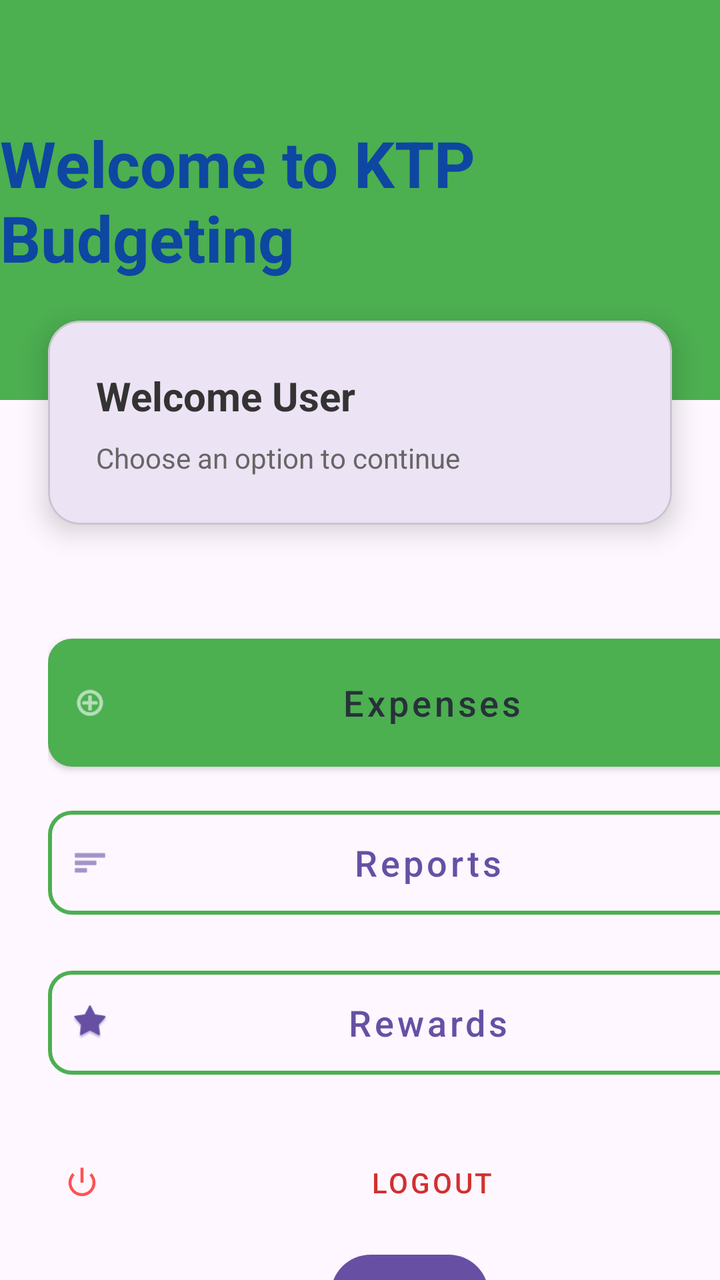
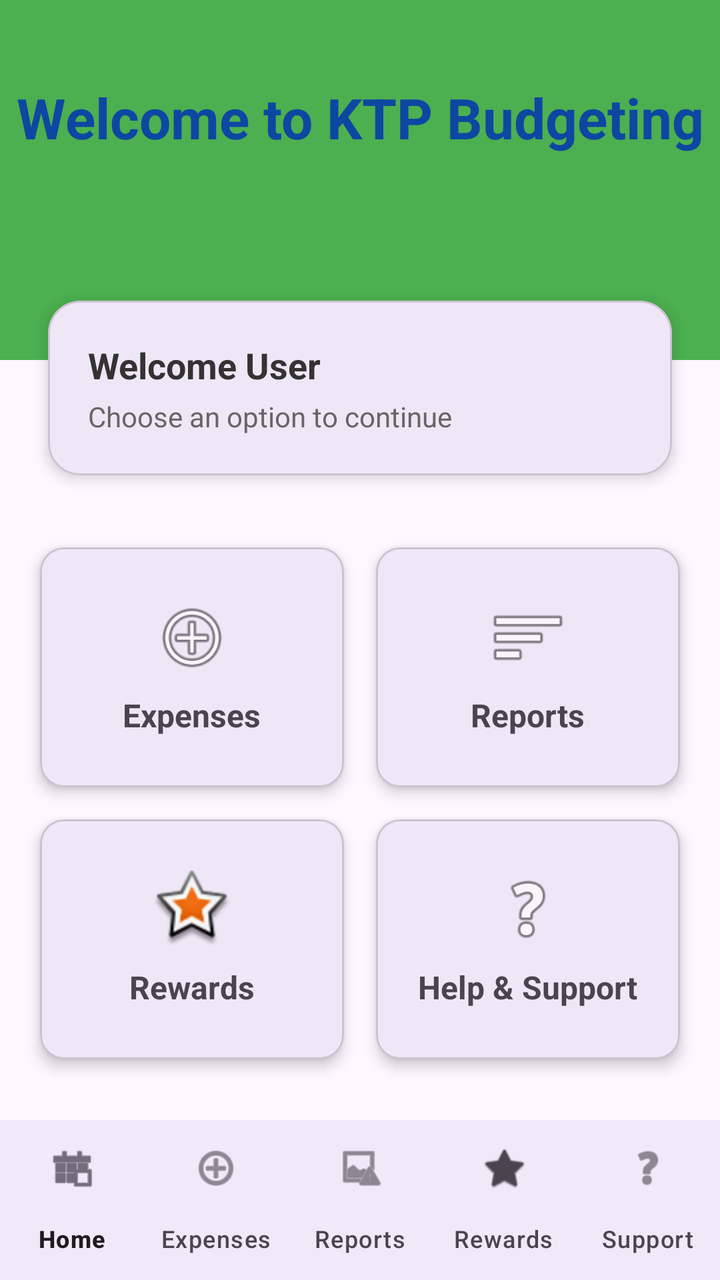

The first picture is an Android layout as it rendered before a commit; the second is the same layout after the commit. The layout source and the unified diff follow.
<!-- AndroidManifest.xml: application theme Theme.PROG7313KTPBudgetingApp -->
<!-- res/layout/activity_home_page.xml -->
<?xml version="1.0" encoding="utf-8"?>
<androidx.constraintlayout.widget.ConstraintLayout xmlns:android="http://schemas.android.com/apk/res/android"
    xmlns:app="http://schemas.android.com/apk/res-auto"
    xmlns:tools="http://schemas.android.com/tools"
    android:id="@+id/main"
    android:layout_width="match_parent"
    android:layout_height="match_parent"
    tools:context=".HomePage">

    <View
        android:id="@+id/topHeader"
        android:layout_width="match_parent"
        android:layout_height="200dp"
        android:background="#4CAF50"
        app:layout_constraintTop_toTopOf="parent" />

    <TextView
        android:id="@+id/home_heading"
        android:layout_width="wrap_content"
        android:layout_height="wrap_content"
        android:layout_marginTop="60dp"
        android:text="@string/welcome_to_ktp_budgeting"
        android:textColor="#0D47A1"
        android:textSize="32sp"
        android:textStyle="bold"
        app:layout_constraintEnd_toEndOf="parent"
        app:layout_constraintStart_toStartOf="parent"
        app:layout_constraintTop_toTopOf="parent" />

    <com.google.android.material.card.MaterialCardView
        android:id="@+id/welcomeCard"
        android:layout_width="0dp"
        android:layout_height="wrap_content"
        android:layout_marginStart="24dp"
        android:layout_marginTop="-40dp"
        android:layout_marginEnd="24dp"
        app:cardCornerRadius="16dp"
        app:cardElevation="8dp"
        app:layout_constraintEnd_toEndOf="parent"
        app:layout_constraintStart_toStartOf="parent"
        app:layout_constraintTop_toBottomOf="@+id/topHeader">

        <LinearLayout
            android:layout_width="match_parent"
            android:layout_height="wrap_content"
            android:orientation="vertical"
            android:padding="24dp">

            <TextView
                android:id="@+id/welcome"
                android:layout_width="wrap_content"
                android:layout_height="wrap_content"
                android:text="@string/welcome_user"
                android:textColor="#333333"
                android:textSize="20sp"
                android:textStyle="bold" />

            <TextView
                android:id="@+id/message"
                android:layout_width="wrap_content"
                android:layout_height="wrap_content"
                android:layout_marginTop="8dp"
                android:text="@string/choose_an_option_to_continue"
                android:textColor="#666666"
                android:textSize="14sp" />
        </LinearLayout>
    </com.google.android.material.card.MaterialCardView>

    <LinearLayout
        android:id="@+id/linearLayout"
        android:layout_width="410dp"
        android:layout_height="402dp"
        android:layout_marginTop="32dp"
        android:gravity="center"
        android:orientation="vertical"
        android:padding="24dp"
        app:layout_constraintTop_toBottomOf="@+id/welcomeCard"
        tools:ignore="MissingConstraints">

        <com.google.android.material.button.MaterialButton
            android:id="@+id/expensebtn"
            style="@style/Widget.MaterialComponents.Button.Icon"
            android:layout_width="match_parent"
            android:layout_height="64dp"
            android:insetTop="0dp"
            android:insetBottom="0dp"
            android:text="@string/expenses"
            android:textAllCaps="false"
            android:textColor="#263238"
            android:textSize="18sp"
            app:backgroundTint="#4CAF50"
            app:cornerRadius="12dp"
            app:icon="@android:drawable/ic_menu_add"
            tools:ignore="VisualLintButtonSize" />

        <com.google.android.material.button.MaterialButton
            android:id="@+id/reportsbtn"
            style="@style/Widget.MaterialComponents.Button.OutlinedButton.Icon"
            android:layout_width="match_parent"
            android:layout_height="64dp"
            android:layout_marginTop="16dp"
            android:text="@string/reports"
            android:textAllCaps="false"
            android:textSize="18sp"
            app:cornerRadius="12dp"
            app:icon="@android:drawable/ic_menu_sort_by_size"
            app:strokeColor="#4CAF50"
            app:strokeWidth="2dp"
            tools:ignore="VisualLintButtonSize" />

        <com.google.android.material.button.MaterialButton
            android:id="@+id/rewardsbtn"
            style="@style/Widget.MaterialComponents.Button.OutlinedButton.Icon"
            android:layout_width="match_parent"
            android:layout_height="64dp"
            android:layout_marginTop="16dp"
            android:text="@string/rewards"
            android:textAllCaps="false"
            android:textSize="18sp"
            app:cornerRadius="12dp"
            app:icon="@android:drawable/star_big_on"
            app:strokeColor="#4CAF50"
            app:strokeWidth="2dp"
            tools:ignore="VisualLintButtonSize" />

        <com.google.android.material.button.MaterialButton
            android:id="@+id/logoutbtn"
            style="@style/Widget.MaterialComponents.Button.TextButton"
            android:layout_width="match_parent"
            android:layout_height="wrap_content"
            android:layout_marginTop="24dp"
            android:text="@string/logout"
            android:textColor="#D32F2F"
            app:icon="@android:drawable/ic_lock_power_off"
            app:iconTint="#FF5252"
            tools:ignore="VisualLintButtonSize" />

        <Button
            android:id="@+id/Helpbtn"
            android:layout_width="79dp"
            android:layout_height="48dp"
            android:layout_marginTop="8dp"
            android:text="@string/help" />

    </LinearLayout>

</androidx.constraintlayout.widget.ConstraintLayout>
<!-- resources referenced by this layout -->
<resources>
  <string name="choose_an_option_to_continue">Choose an option to continue</string>
  <string name="expenses">Expenses</string>
  <string name="help">Help</string>
  <string name="logout">Logout</string>
  <string name="reports">Reports</string>
  <string name="rewards">Rewards</string>
  <string name="welcome_to_ktp_budgeting">Welcome to KTP Budgeting</string>
  <string name="welcome_user">Welcome User</string>
  <style name="Theme.PROG7313KTPBudgetingApp" parent="Base.Theme.PROG7313KTPBudgetingApp" />
  <style name="Base.Theme.PROG7313KTPBudgetingApp" parent="Theme.Material3.DayNight.NoActionBar">
          
          
      </style>
</resources>

<!-- the commit's change to res/layout/activity_home_page.xml (unified diff, before → after) -->
@@ -1,5 +1,6 @@
 <?xml version="1.0" encoding="utf-8"?>
-<androidx.constraintlayout.widget.ConstraintLayout xmlns:android="http://schemas.android.com/apk/res/android"
+<androidx.constraintlayout.widget.ConstraintLayout
+    xmlns:android="http://schemas.android.com/apk/res/android"
     xmlns:app="http://schemas.android.com/apk/res-auto"
     xmlns:tools="http://schemas.android.com/tools"
     android:id="@+id/main"
@@ -7,141 +8,269 @@
     android:layout_height="match_parent"
     tools:context=".HomePage">
 
-    <View
-        android:id="@+id/topHeader"
-        android:layout_width="match_parent"
-        android:layout_height="200dp"
-        android:background="#4CAF50"
-        app:layout_constraintTop_toTopOf="parent" />
-
-    <TextView
-        android:id="@+id/home_heading"
-        android:layout_width="wrap_content"
-        android:layout_height="wrap_content"
-        android:layout_marginTop="60dp"
-        android:text="@string/welcome_to_ktp_budgeting"
-        android:textColor="#0D47A1"
-        android:textSize="32sp"
-        android:textStyle="bold"
-        app:layout_constraintEnd_toEndOf="parent"
+    <androidx.core.widget.NestedScrollView
+        android:layout_width="0dp"
+        android:layout_height="0dp"
+        android:clipToPadding="false"
+        android:paddingBottom="16dp"
+        app:layout_constraintTop_toTopOf="parent"
+        app:layout_constraintBottom_toTopOf="@id/bottom_navigation"
         app:layout_constraintStart_toStartOf="parent"
-        app:layout_constraintTop_toTopOf="parent" />
-
-    <com.google.android.material.card.MaterialCardView
-        android:id="@+id/welcomeCard"
-        android:layout_width="0dp"
-        android:layout_height="wrap_content"
-        android:layout_marginStart="24dp"
-        android:layout_marginTop="-40dp"
-        android:layout_marginEnd="24dp"
-        app:cardCornerRadius="16dp"
-        app:cardElevation="8dp"
-        app:layout_constraintEnd_toEndOf="parent"
-        app:layout_constraintStart_toStartOf="parent"
-        app:layout_constraintTop_toBottomOf="@+id/topHeader">
-
-        <LinearLayout
+        app:layout_constraintEnd_toEndOf="parent">
+
+        <androidx.constraintlayout.widget.ConstraintLayout
             android:layout_width="match_parent"
-            android:layout_height="wrap_content"
-            android:orientation="vertical"
-            android:padding="24dp">
+            android:layout_height="wrap_content">
+
+            <View
+                android:id="@+id/topHeader"
+                android:layout_width="match_parent"
+                android:layout_height="180dp"
+                android:background="#4CAF50"
+                app:layout_constraintTop_toTopOf="parent" />
 
             <TextView
-                android:id="@+id/welcome"
+                android:id="@+id/home_heading"
                 android:layout_width="wrap_content"
                 android:layout_height="wrap_content"
-                android:text="@string/welcome_user"
-                android:textColor="#333333"
-                android:textSize="20sp"
-                android:textStyle="bold" />
-
-            <TextView
-                android:id="@+id/message"
-                android:layout_width="wrap_content"
+                android:layout_marginTop="40dp"
+                android:text="@string/welcome_to_ktp_budgeting"
+                android:textColor="#0D47A1"
+                android:textSize="28sp"
+                android:textStyle="bold"
+                app:layout_constraintEnd_toEndOf="parent"
+                app:layout_constraintStart_toStartOf="parent"
+                app:layout_constraintTop_toTopOf="parent" />
+
+            <com.google.android.material.card.MaterialCardView
+                android:id="@+id/welcomeCard"
+                android:layout_width="0dp"
                 android:layout_height="wrap_content"
-                android:layout_marginTop="8dp"
-                android:text="@string/choose_an_option_to_continue"
-                android:textColor="#666666"
-                android:textSize="14sp" />
-        </LinearLayout>
-    </com.google.android.material.card.MaterialCardView>
-
-    <LinearLayout
-        android:id="@+id/linearLayout"
-        android:layout_width="410dp"
-        android:layout_height="402dp"
-        android:layout_marginTop="32dp"
-        android:gravity="center"
-        android:orientation="vertical"
-        android:padding="24dp"
-        app:layout_constraintTop_toBottomOf="@+id/welcomeCard"
-        tools:ignore="MissingConstraints">
-
-        <com.google.android.material.button.MaterialButton
-            android:id="@+id/expensebtn"
-            style="@style/Widget.MaterialComponents.Button.Icon"
-            android:layout_width="match_parent"
-            android:layout_height="64dp"
-            android:insetTop="0dp"
-            android:insetBottom="0dp"
-            android:text="@string/expenses"
-            android:textAllCaps="false"
-            android:textColor="#263238"
-            android:textSize="18sp"
-            app:backgroundTint="#4CAF50"
-            app:cornerRadius="12dp"
-            app:icon="@android:drawable/ic_menu_add"
-            tools:ignore="VisualLintButtonSize" />
-
-        <com.google.android.material.button.MaterialButton
-            android:id="@+id/reportsbtn"
-            style="@style/Widget.MaterialComponents.Button.OutlinedButton.Icon"
-            android:layout_width="match_parent"
-            android:layout_height="64dp"
-            android:layout_marginTop="16dp"
-            android:text="@string/reports"
-            android:textAllCaps="false"
-            android:textSize="18sp"
-            app:cornerRadius="12dp"
-            app:icon="@android:drawable/ic_menu_sort_by_size"
-            app:strokeColor="#4CAF50"
-            app:strokeWidth="2dp"
-            tools:ignore="VisualLintButtonSize" />
-
-        <com.google.android.material.button.MaterialButton
-            android:id="@+id/rewardsbtn"
-            style="@style/Widget.MaterialComponents.Button.OutlinedButton.Icon"
-            android:layout_width="match_parent"
-            android:layout_height="64dp"
-            android:layout_marginTop="16dp"
-            android:text="@string/rewards"
-            android:textAllCaps="false"
-            android:textSize="18sp"
-            app:cornerRadius="12dp"
-            app:icon="@android:drawable/star_big_on"
-            app:strokeColor="#4CAF50"
-            app:strokeWidth="2dp"
-            tools:ignore="VisualLintButtonSize" />
-
-        <com.google.android.material.button.MaterialButton
-            android:id="@+id/logoutbtn"
-            style="@style/Widget.MaterialComponents.Button.TextButton"
-            android:layout_width="match_parent"
-            android:layout_height="wrap_content"
-            android:layout_marginTop="24dp"
-            android:text="@string/logout"
-            android:textColor="#D32F2F"
-            app:icon="@android:drawable/ic_lock_power_off"
-            app:iconTint="#FF5252"
-            tools:ignore="VisualLintButtonSize" />
-
-        <Button
-            android:id="@+id/Helpbtn"
-            android:layout_width="79dp"
-            android:layout_height="48dp"
-            android:layout_marginTop="8dp"
-            android:text="@string/help" />
-
-    </LinearLayout>
+                android:layout_marginStart="24dp"
+                android:layout_marginTop="-30dp"
+                android:layout_marginEnd="24dp"
+                app:cardCornerRadius="16dp"
+                app:cardElevation="4dp"
+                app:layout_constraintEnd_toEndOf="parent"
+                app:layout_constraintStart_toStartOf="parent"
+                app:layout_constraintTop_toBottomOf="@+id/topHeader">
+
+                <LinearLayout
+                    android:layout_width="match_parent"
+                    android:layout_height="wrap_content"
+                    android:orientation="vertical"
+                    android:padding="20dp">
+
+                    <TextView
+                        android:id="@+id/welcome"
+                        android:layout_width="wrap_content"
+                        android:layout_height="wrap_content"
+                        android:text="@string/welcome_user"
+                        android:textColor="#333333"
+                        android:textSize="18sp"
+                        android:textStyle="bold" />
+
+                    <TextView
+                        android:id="@+id/message"
+                        android:layout_width="wrap_content"
+                        android:layout_height="wrap_content"
+                        android:layout_marginTop="4dp"
+                        android:text="@string/choose_an_option_to_continue"
+                        android:textColor="#666666"
+                        android:textSize="14sp" />
+                </LinearLayout>
+            </com.google.android.material.card.MaterialCardView>
+
+            <GridLayout
+                android:id="@+id/dashboardGrid"
+                android:layout_width="0dp"
+                android:layout_height="wrap_content"
+                android:layout_marginTop="16dp"
+                android:columnCount="2"
+                android:padding="12dp"
+                app:layout_constraintBottom_toBottomOf="parent"
+                app:layout_constraintEnd_toEndOf="parent"
+                app:layout_constraintStart_toStartOf="parent"
+                app:layout_constraintTop_toBottomOf="@id/welcomeCard">
+
+                <com.google.android.material.card.MaterialCardView
+                    android:layout_width="0dp"
+                    android:layout_height="120dp"
+                    android:layout_columnWeight="1"
+                    android:layout_margin="8dp"
+                    android:clickable="true"
+                    android:focusable="true"
+                    app:cardCornerRadius="12dp"
+                    app:cardElevation="4dp"
+                    tools:ignore="DuplicateSpeakableTextCheck">
+
+                    <LinearLayout
+                        android:id="@+id/expensebtn"
+                        android:layout_width="match_parent"
+                        android:layout_height="match_parent"
+                        android:contentDescription="@string/expensebtn"
+                        android:gravity="center"
+                        android:orientation="vertical"
+                        tools:ignore="UseCompoundDrawables">
+
+                        <ImageView
+                            android:layout_width="40dp"
+                            android:layout_height="40dp"
+                            android:contentDescription="@string/expensesB"
+                            android:src="@android:drawable/ic_menu_add"
+                            tools:ignore="ImageContrastCheck" />
+
+                        <TextView
+                            android:layout_width="wrap_content"
+                            android:layout_height="wrap_content"
+                            android:layout_marginTop="8dp"
+                            android:text="@string/expenses"
+                            android:textSize="16sp"
+                            android:textStyle="bold" />
+
+                    </LinearLayout>
+
+                </com.google.android.material.card.MaterialCardView>
+
+                <com.google.android.material.card.MaterialCardView
+                    android:layout_width="0dp"
+                    android:layout_height="120dp"
+                    android:layout_columnWeight="1"
+                    android:layout_margin="8dp"
+                    android:clickable="true"
+                    android:focusable="true"
+                    app:cardCornerRadius="12dp"
+                    app:cardElevation="4dp">
+
+                    <LinearLayout
+                        android:id="@+id/reportsbtn"
+                        android:layout_width="match_parent"
+                        android:layout_height="match_parent"
+                        android:gravity="center"
+                        android:orientation="vertical"
+                        tools:ignore="UseCompoundDrawables">
+
+                        <ImageView
+                            android:layout_width="40dp"
+                            android:layout_height="40dp"
+                            android:contentDescription="@string/reprotsB"
+                            android:src="@android:drawable/ic_menu_sort_by_size" />
+
+                        <TextView
+                            android:layout_width="wrap_content"
+                            android:layout_height="wrap_content"
+                            android:layout_marginTop="8dp"
+                            android:text="@string/reports"
+                            android:textSize="16sp"
+                            android:textStyle="bold" />
+
+                    </LinearLayout>
+
+                </com.google.android.material.card.MaterialCardView>
+
+                <com.google.android.material.card.MaterialCardView
+                    android:layout_width="0dp"
+                    android:layout_height="120dp"
+                    android:layout_columnWeight="1"
+                    android:layout_margin="8dp"
+                    android:clickable="true"
+                    android:focusable="true"
+                    app:cardCornerRadius="12dp"
+                    app:cardElevation="4dp">
+
+                    <LinearLayout
+                        android:id="@+id/rewardsbtn"
+                        android:layout_width="match_parent"
+                        android:layout_height="match_parent"
+                        android:contentDescription="@string/todo"
+                        android:gravity="center"
+                        android:orientation="vertical"
+                        tools:ignore="UseCompoundDrawables">
+
+                        <ImageView
+                            android:layout_width="40dp"
+                            android:layout_height="40dp"
+                            android:contentDescription="@string/Rewards"
+                            android:src="@android:drawable/star_big_on"
+                            tools:ignore="ImageContrastCheck" />
+
+                        <TextView
+                            android:layout_width="wrap_content"
+                            android:layout_height="wrap_content"
+                            android:layout_marginTop="8dp"
+                            android:text="@string/rewards"
+                            android:textSize="16sp"
+                            android:textStyle="bold" />
+
+                    </LinearLayout>
+
+                </com.google.android.material.card.MaterialCardView>
+
+                <com.google.android.material.card.MaterialCardView
+                    android:layout_width="0dp"
+                    android:layout_height="120dp"
+                    android:layout_columnWeight="1"
+                    android:layout_margin="8dp"
+                    android:clickable="true"
+                    android:focusable="true"
+                    app:cardCornerRadius="12dp"
+                    app:cardElevation="4dp">
+
+                    <LinearLayout
+                        android:id="@+id/Helpbtn"
+                        android:layout_width="match_parent"
+                        android:layout_height="match_parent"
+                        android:contentDescription="@string/Help"
+                        android:gravity="center"
+                        android:orientation="vertical"
+                        tools:ignore="UseCompoundDrawables">
+
+                        <ImageView
+                            android:layout_width="40dp"
+                            android:layout_height="40dp"
+                            android:contentDescription="@string/support"
+                            android:src="@android:drawable/ic_menu_help"
+                            tools:ignore="ImageContrastCheck" />
+
+                        <TextView
+                            android:layout_width="wrap_content"
+                            android:layout_height="wrap_content"
+                            android:layout_marginTop="8dp"
+                            android:text="@string/help_support"
+                            android:textSize="16sp"
+                            android:textStyle="bold" />
+
+                    </LinearLayout>
+
+                </com.google.android.material.card.MaterialCardView>
+
+                <com.google.android.material.button.MaterialButton
+                    android:id="@+id/logoutbtn"
+                    style="@style/Widget.MaterialComponents.Button.TextButton"
+                    android:layout_width="match_parent"
+                    android:layout_height="wrap_content"
+                    android:layout_columnSpan="2"
+                    android:layout_marginTop="16dp"
+                    android:text="@string/logout"
+                    android:textColor="#D32F2F"
+                    app:icon="@android:drawable/ic_lock_power_off"
+                    app:iconTint="#D32F2F"
+                    tools:ignore="VisualLintButtonSize" />
+
+            </GridLayout>
+        </androidx.constraintlayout.widget.ConstraintLayout>
+    </androidx.core.widget.NestedScrollView>
+
+    <com.google.android.material.bottomnavigation.BottomNavigationView
+        android:id="@+id/bottom_navigation"
+        android:layout_width="match_parent"
+        android:layout_height="wrap_content"
+        android:background="?android:attr/windowBackground"
+        app:labelVisibilityMode="labeled"
+        app:menu="@menu/bottom_nav_menu"
+        app:layout_constraintBottom_toBottomOf="parent"
+        app:layout_constraintStart_toStartOf="parent"
+        app:layout_constraintEnd_toEndOf="parent"
+        tools:ignore="VisualLintBottomNav" />
 
 </androidx.constraintlayout.widget.ConstraintLayout>
<!-- resource entries referenced after the edit -->
@@ -1,11 +1,18 @@
 <!-- resources referenced by this layout -->
 <resources>
+  <string name="Help">TODO</string>
+  <string name="Rewards">TODO</string>
   <string name="choose_an_option_to_continue">Choose an option to continue</string>
+  <string name="expensebtn">TODO</string>
   <string name="expenses">Expenses</string>
-  <string name="help">Help</string>
+  <string name="expensesB">TODO</string>
+  <string name="help_support">Help &amp; Support</string>
   <string name="logout">Logout</string>
   <string name="reports">Reports</string>
+  <string name="reprotsB">TODO</string>
   <string name="rewards">Rewards</string>
+  <string name="support">TODO</string>
+  <string name="todo">TODO</string>
   <string name="welcome_to_ktp_budgeting">Welcome to KTP Budgeting</string>
   <string name="welcome_user">Welcome User</string>
   <style name="Theme.PROG7313KTPBudgetingApp" parent="Base.Theme.PROG7313KTPBudgetingApp" />
